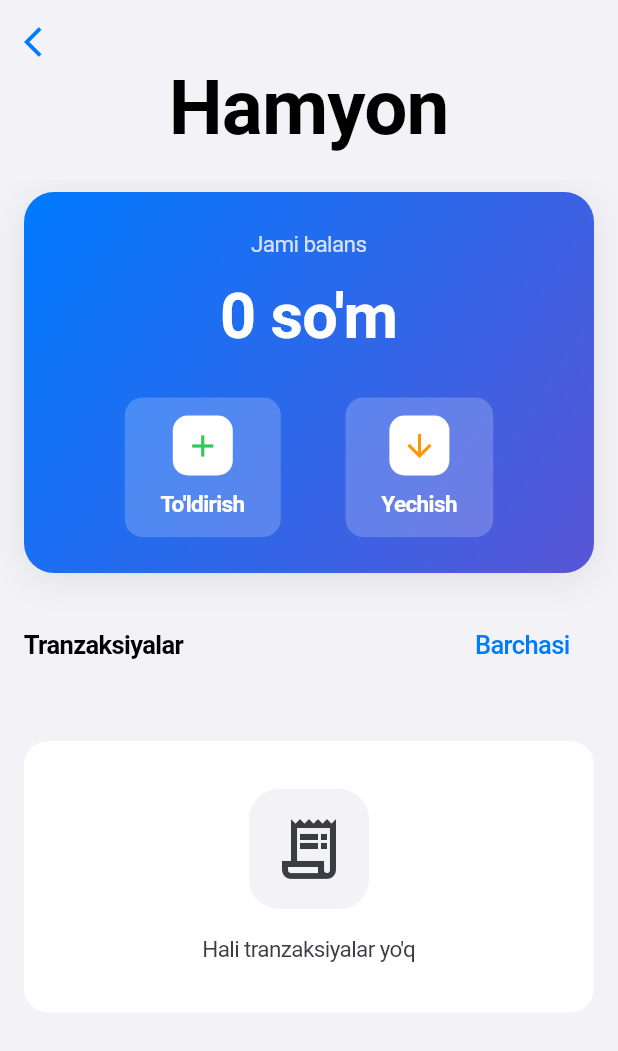
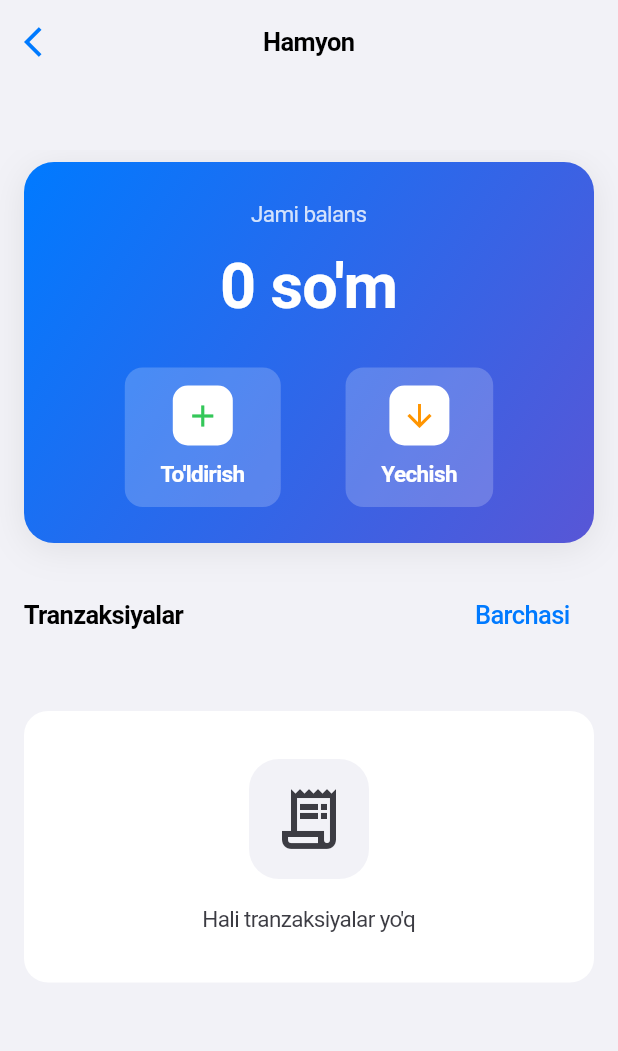
Before and after one commit to otabekxoff-creator/tirikchilik, a Flutter app: the WalletScreen screen opened directly, on a phone screen of 412 x 824 dp. Shown: the top 1051 px of the screen. Run offline on Flutter 3.47's test engine with Material 3 defaults, Android fonts, the phone set to English and light mode, and no system bars; our stand-ins replace cloud_firestore, confetti, connectivity_plus, csv, device_info_plus, firebase_analytics and 16 more; missing offline and left inert: encrypt; accounts and stored records are empty; Roboto replaces fonts that are missing (SF Pro Display); statements that could not run were skipped.

Commit message:
fix: SliverAppBar overflow - use title instead of flexibleSpaceBar
Changed:

- Profile: FlexibleSpaceBar -> title with headline style

- Wallet: FlexibleSpaceBar -> title with headline style

- Reduced expandedHeight from 120 to 100

- Removed flexibleSpace to prevent overflow

```diff
--- a/lib/screens/wallet_screen.dart
+++ b/lib/screens/wallet_screen.dart
@@ -22,7 +22,7 @@ class WalletScreen extends ConsumerWidget {
         slivers: [
           // iOS Large Navigation Bar
           SliverAppBar(
-            expandedHeight: 120,
+            expandedHeight: 100,
             floating: true,
             pinned: true,
             backgroundColor: isDark
@@ -36,16 +36,14 @@ class WalletScreen extends ConsumerWidget {
               ),
               onPressed: () => Navigator.pop(context),
             ),
-            flexibleSpace: FlexibleSpaceBar(
-              title: Text(
-                'Hamyon',
-                style: IOSTheme.largeTitle.copyWith(
-                  fontWeight: FontWeight.w700,
-                  color: isDark ? IOSTheme.darkLabel : IOSTheme.label,
-                ),
+            title: Text(
+              'Hamyon',
+              style: IOSTheme.headline.copyWith(
+                fontWeight: FontWeight.w700,
+                color: isDark ? IOSTheme.darkLabel : IOSTheme.label,
               ),
-              centerTitle: true,
             ),
+            centerTitle: true,
           ),
           // Balance Card
           SliverToBoxAdapter(
```
Also changed, not shown: lib/screens/profile_screen.dart (+7 -9 lines).
